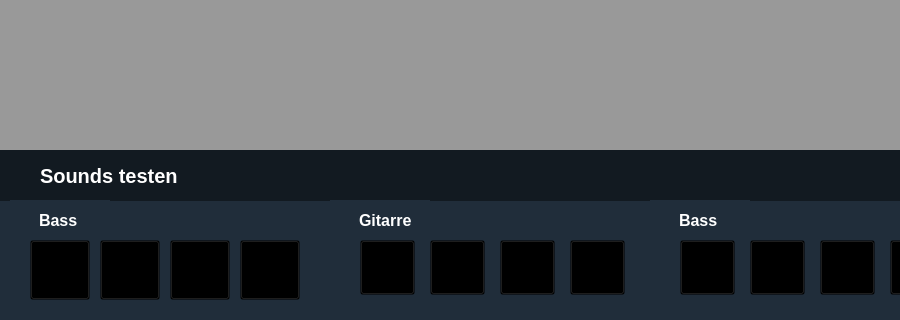
Above: Umsetzung QT/Formenklang/mainwindow.ui from carolinewolf/AVProject before the change; both pictures show x 0 to 900 and y 470 to 790 of the 1280 by 790 pixel window. Below: the same form after it.
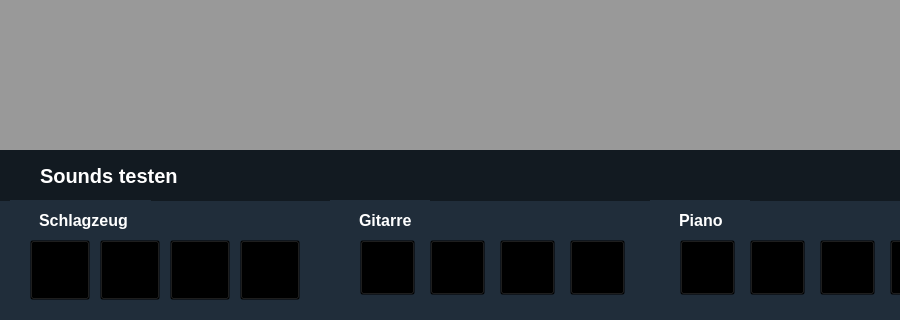
That is the form after the change. Icons and pictures are not drawn. Custom widgets are drawn as their Qt base class.

Diff of the .ui file:
```diff
--- a/Umsetzung QT/Formenklang/mainwindow.ui
+++ b/Umsetzung QT/Formenklang/mainwindow.ui
@@ -270,7 +270,7 @@
      <rect>
       <x>10</x>
       <y>670</y>
-      <width>100</width>
+      <width>141</width>
       <height>40</height>
      </rect>
     </property>
@@ -282,7 +282,7 @@
 </string>
     </property>
     <property name="text">
-     <string>Bass</string>
+     <string>Schlagzeug</string>
     </property>
    </widget>
    <widget class="QPushButton" name="dreieck_gelb">
@@ -482,7 +482,7 @@
 </string>
     </property>
     <property name="text">
-     <string>Bass</string>
+     <string>Piano</string>
     </property>
    </widget>
    <widget class="QPushButton" name="pentagon_rot">
```
